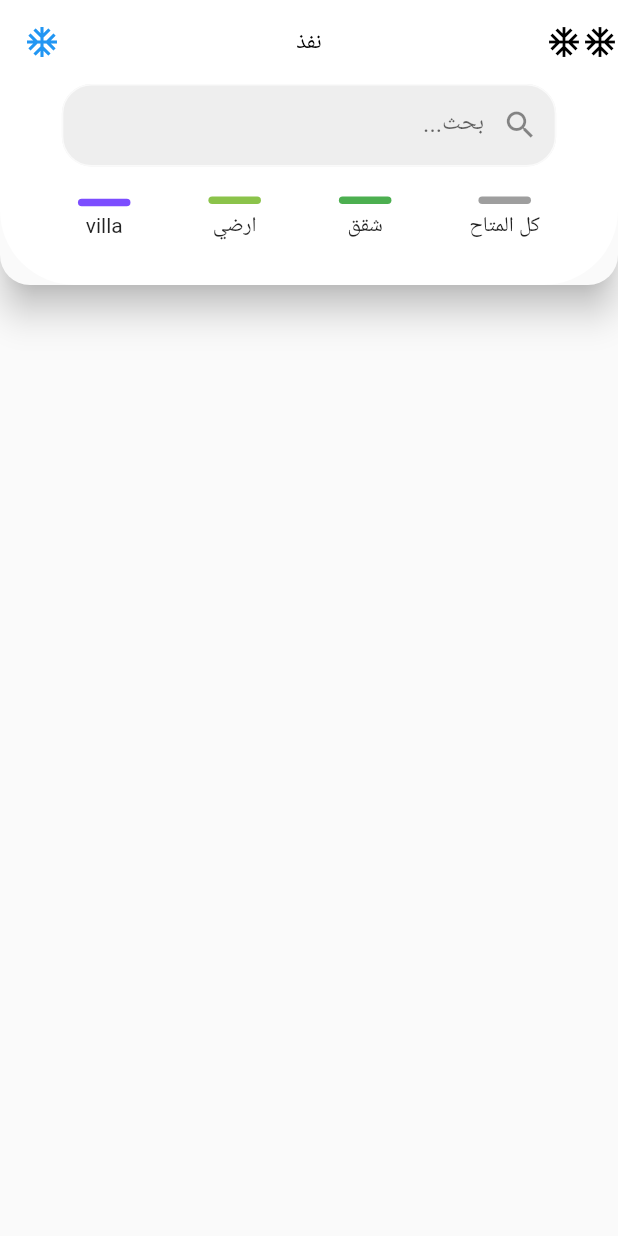
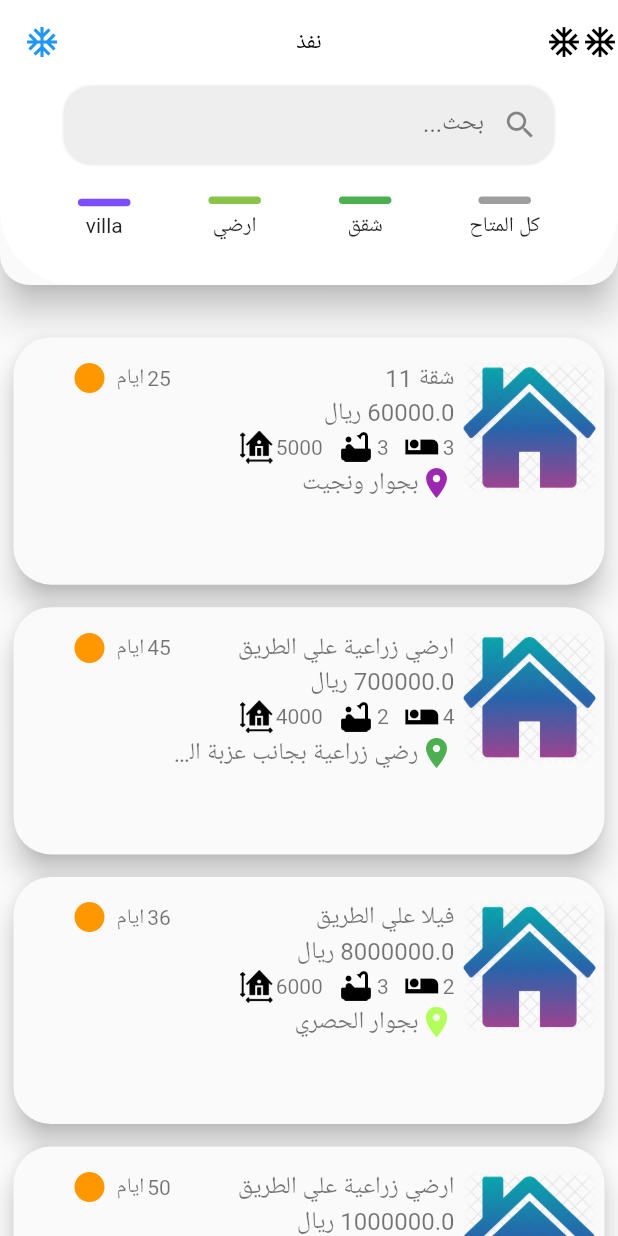
Before and after one commit to omaressam15/new_app, a Flutter app: the HomeScreen screen opened directly, on a phone screen of 412 x 824 dp. Run offline on Flutter 3.47's test engine with Material 2 defaults, Android fonts, the phone set to English and light mode, and no system bars; our stand-ins replace dio, shared_preferences; accounts and stored records are empty; Roboto replaces fonts that are missing (Cairo).

Commit message:
last update2

```diff
--- a/lib/Cards/CardHome.dart
+++ b/lib/Cards/CardHome.dart
@@ -10,10 +10,11 @@ class CardHome extends StatelessWidget {
   int numberBathRoom;
   int dimensions;
   int days;
-  Widget icons;
+  Color colors;
+  IconData iconData;
 
   CardHome(
-      {this.imageUrl, this.title, this.location, this.price, this.numberRoom, this.numberBathRoom, this.dimensions, this.days,this.icons});
+      {this.imageUrl, this.title, this.location, this.price, this.numberRoom, this.numberBathRoom, this.dimensions, this.days,this.colors, this.iconData});
 
   @override
 
@@ -132,7 +133,7 @@ class CardHome extends StatelessWidget {
                              mainAxisAlignment: MainAxisAlignment.start,
 
                              children: [
-                               Icon(icons),
+                               Icon(iconData,color: colors,),
                                SizedBox(
                                  width: MediaQuery
                                      .of(context)
--- a/lib/main.dart
+++ b/lib/main.dart
@@ -2,6 +2,7 @@ import 'package:New_app/ui/HomePage.dart';
 import 'package:New_app/ui/LoginPage.dart';
 import 'package:New_app/ui/ReceivingCodeForMobile.dart';
 import 'package:New_app/ui/RegistrationPage.dart';
+import 'package:New_app/ui/test.dart';
 import 'package:flutter/material.dart';
 
 void main() {
@@ -14,7 +15,7 @@ class MyApp extends StatelessWidget {
   Widget build(BuildContext context) {
     return MaterialApp(
       title: 'Flutter Demo',
-      home:HomeScreen(),
+      home:LoginPage(),
     );
   }
 }
--- a/lib/ui/HomePage.dart
+++ b/lib/ui/HomePage.dart
@@ -18,31 +18,17 @@ class _HomeScreenState extends State<HomeScreen> {
   List<int> size =[5000,4000,6000,2000];
   List<int> days =[25,45,36,50];
 
-  final List<Widget> icons = [
-    Icon(Icons.location_on,color:Colors.purpleAccent,),
-    Icon(Icons.location_on,color:Colors.green,),
-    Icon(Icons.location_on,color:Colors.lightGreen,),
-    Icon(Icons.location_on,color:Colors.blue,)
+  final List<Color> colors = [
+    Colors.purple,
+    Colors.green,
+    Colors.lightGreenAccent,
+    Colors.grey,
   ];
 
   List<Widget> homeList = List<Widget>();
 
   initializeHomeList() {
-    for(int i =0 ; i< title.length ; i++){
-      homeList.add(
-        CardHome(
-          title: title[i],
-          price: prise[i],
-          imageUrl: imageUrl[i],
-          days: days[i],
-          location: location[i],
-          numberBathRoom: numberBathRoom[i],
-          numberRoom: numberRoom[i],
-          dimensions: size[i],
-          icons: icons,
-        ),
-      );
-    }
+
   }
 
   @override
@@ -86,7 +72,8 @@ class _HomeScreenState extends State<HomeScreen> {
                     decoration: BoxDecoration(
                       borderRadius: BorderRadius.only(bottomLeft: Radius.circular(50),bottomRight: Radius.circular(50)),
                       color: Colors.white,),
-                    child: Column(
+
+                      child: Column(
                       children: [
                         SizedBox(
                           width: MediaQuery.of(context).size.width * 0.8,
@@ -191,15 +178,31 @@ class _HomeScreenState extends State<HomeScreen> {
 
             Padding(padding: EdgeInsets.symmetric(vertical: 20,horizontal: 9),
 
-              child: ListView(
+              child: ListView.builder(
 
                 physics: NeverScrollableScrollPhysics(),
                 shrinkWrap: true,
-                children:
-                homeList,
+                itemCount: colors.length,
 
+
+                itemBuilder: (context, index) {
+
+                  return CardHome(
+
+                        title: title[index],
+                        price: prise[index],
+                        imageUrl: imageUrl[index],
+                        days: days[index],
+                        location: location[index],
+                        numberBathRoom: numberBathRoom[index],
+                        numberRoom: numberRoom[index],
+                        dimensions: size[index],
+                        colors: colors[index],
+                        iconData: Icons.location_on,
+
+                  );
+                },
               ),
-
             ),
           ],
         ),
```
Also changed, not shown: lib/Services/ApiData.dart (+20 -11 lines), lib/Services/getFav.dart (added, +21 -0 lines), lib/ui/LoginPage.dart (+26 -10 lines), lib/ui/test.dart (added, +39 -0 lines), pubspec.yaml (+3 -4 lines), pubspec.lock.
